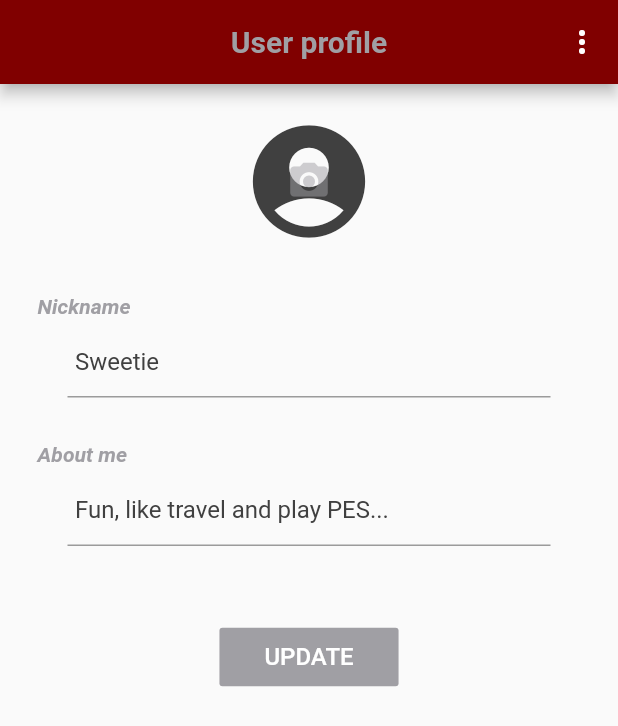
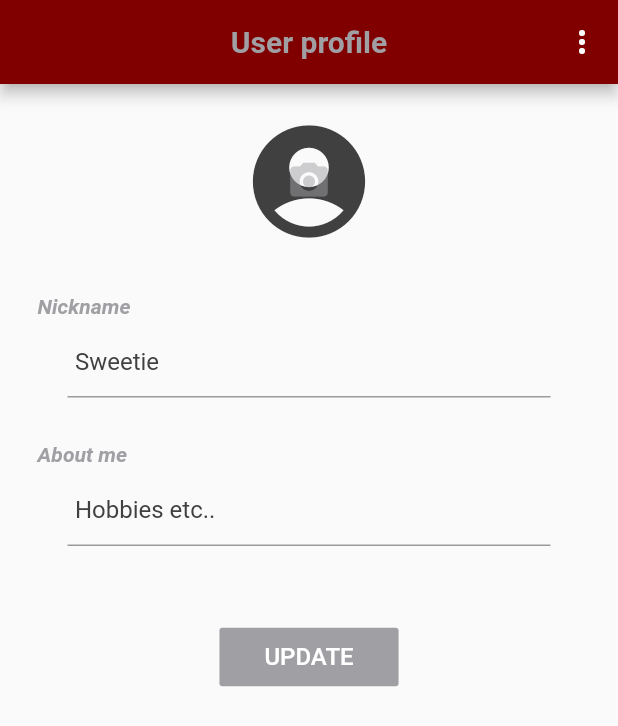
Before and after one commit to Jenczu11/TUL_Chat, a Flutter app: the Settings screen opened directly, on a phone screen of 412 x 824 dp. Shown: the top 726 px of the screen. Run offline on Flutter 3.47's test engine with Material 2 defaults, Android fonts, the light colour scheme and no system bars; our stand-ins replace cached_network_image, cloud_firestore, firebase_auth, firebase_messaging, firebase_storage, flutter_local_notifications and 7 more; accounts and stored records are empty; network calls fail.

Commit message:
Commit przed rozładowaniem xD powinno działać

```diff
--- a/tul_chat/lib/NewTask.dart
+++ b/tul_chat/lib/NewTask.dart
@@ -44,7 +44,7 @@ class _NewTaskState extends State<NewTask> {
             'fieldOfStudy': fieldOfStudy.text,
             'yearOfStudy': yearOfStudy,
             'timestamp': DateTime.now().millisecondsSinceEpoch.toString(),
-            'AssignedUser': AssignedUser
+            'AssignedUser': ""
           });
 
           // var documentReference = Firestore.instance
--- a/tul_chat/lib/user_profile.dart
+++ b/tul_chat/lib/user_profile.dart
@@ -265,7 +265,7 @@ class SettingsScreenState extends State<SettingsScreen> {
                       data: Theme.of(context).copyWith(primaryColor: primaryColor),
                       child: TextField(
                         decoration: InputDecoration(
-                          hintText: 'Fun, like travel and play PES...',
+                          hintText: 'Hobbies etc..',
                           contentPadding: EdgeInsets.all(5.0),
                           hintStyle: TextStyle(color: greyColor),
                         ),
```
